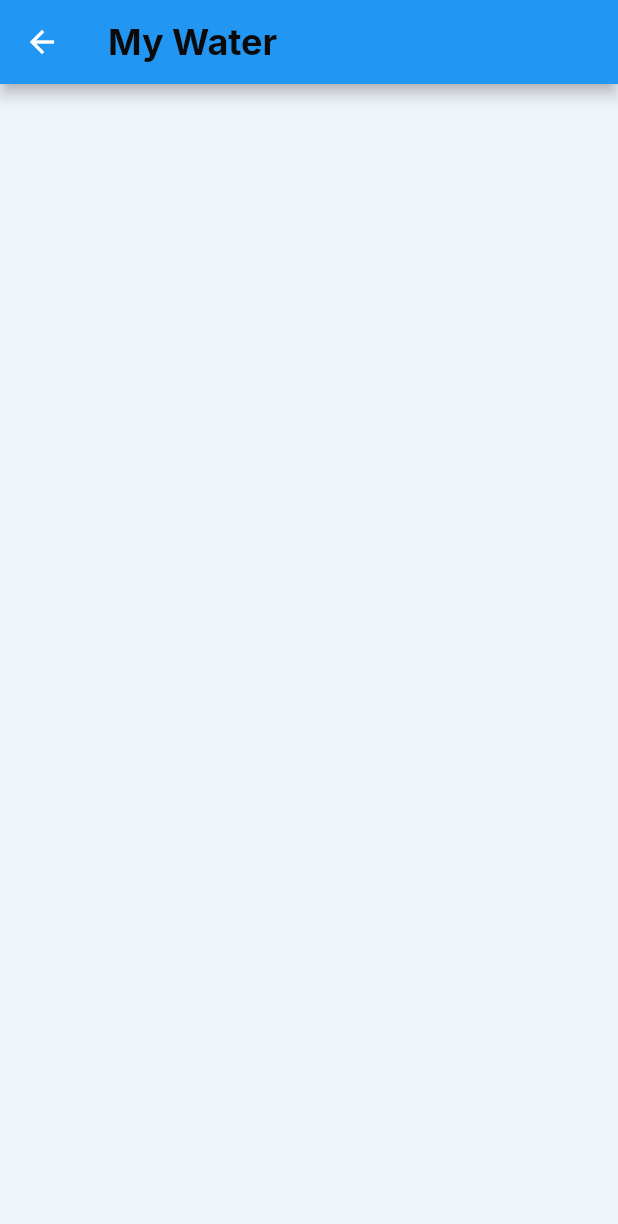
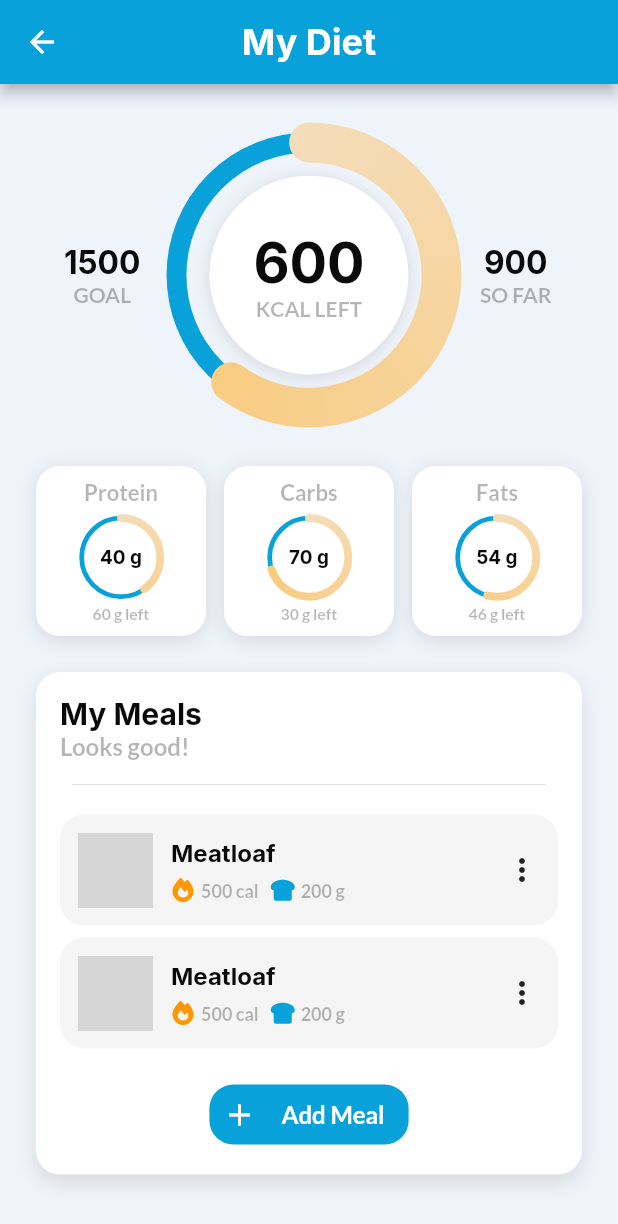
Before and after one commit to DanielJames830/healthtracker, a Flutter app: the screen it shows after launch, after a tap on "My Diet", on a phone screen of 412 x 824 dp. Shown: the top 1224 px of the screen. Run offline on Flutter 3.47's test engine with Material 2 defaults, Android fonts, the phone set to English and light mode, and no system bars; drawn by our look-alikes of simple_circular_progress_bar; our stand-ins replace flutter_hooks, font_awesome_flutter, google_fonts, percent_indicator; network calls fail; grey boxes are pictures that could not be loaded.

Commit message:
Diet layout

```diff
--- /dev/null
+++ b/lib/presentation/pages/diet_page.dart
@@ -0,0 +1,383 @@
+import 'package:flutter/cupertino.dart';
+import 'package:flutter/material.dart';
+import 'package:flutter_hooks/flutter_hooks.dart';
+import 'package:font_awesome_flutter/font_awesome_flutter.dart';
+import 'package:healthtracker/main.dart';
+import 'package:healthtracker/presentation/Style.dart';
+import 'package:healthtracker/presentation/widgets/progress_card.dart';
+import 'package:simple_circular_progress_bar/simple_circular_progress_bar.dart';
+
+class DietPage extends HookWidget {
+  const DietPage({Key? key}) : super(key: key);
+
+  @override
+  Widget build(BuildContext context) {
+    final style = MyApp.getStyle();
+
+    final _value = useState<double>(0);
+
+    ValueNotifier<double> value = ValueNotifier(900);
+
+    return Scaffold(
+      backgroundColor: style.backGroundColor,
+      appBar: AppBar(
+        centerTitle: true,
+        backgroundColor: style.primaryColor,
+        title: Text(
+          "My Diet",
+          style: style.titleFontStyle.copyWith(color: Colors.white),
+        ),
+      ),
+      body: SafeArea(
+        child: SingleChildScrollView(
+          child: Center(
+            child: Padding(
+              padding: const EdgeInsets.all(24.0),
+              child: Column(
+                crossAxisAlignment: CrossAxisAlignment.center,
+                children: [
+                  const SizedBox(
+                    height: 15,
+                  ),
+                  FittedBox(
+                    child: SizedBox(
+                      width: MediaQuery.of(context).size.width,
+                      child: Row(
+                        mainAxisAlignment: MainAxisAlignment.center,
+                        children: [
+                          SizedBox(
+                            width: 100,
+                            child: Column(
+                              mainAxisAlignment: MainAxisAlignment.center,
+                              children: [
+                                Text(
+                                  "1500",
+                                  style: style.titleFontStyle,
+                                ),
+                                Text(
+                                  "goal".toUpperCase(),
+                                  style: style.subtitleFontStyle,
+                                ),
+                              ],
+                            ),
+                          ),
+                          Expanded(
+                            child: Container(),
+                          ),
+                          Stack(
+                            alignment: Alignment.center,
+                            children: [
+                              SimpleCircularProgressBar(
+                                mergeMode: true,
+                                backColor: style.primaryColor,
+                                size: 200,
+                                progressStrokeWidth: 30,
+                                maxValue: 1500,
+                                valueNotifier: value,
+                                progressColors: [
+                                  style.secondaryColor,
+                                  style.emphasisColor,
+                                ],
+                              ),
+                              Container(
+                                width: 150,
+                                height: 150,
+                                decoration: BoxDecoration(
+                                  shape: BoxShape.circle,
+                                  color: style.foreGroundColor,
+                                  boxShadow: const [
+                                    BoxShadow(
+                                      color: Color.fromARGB(108, 180, 180, 180),
+                                      blurRadius: 10,
+                                      offset: Offset(0, 2),
+                                    )
+                                  ],
+                                ),
+                                child: Center(
+                                  child: Column(
+                                    mainAxisAlignment: MainAxisAlignment.center,
+                                    children: [
+                                      Text(
+                                        "${1500 - value.value.round()}",
+                                        style: style.titleFontStyle.copyWith(fontSize: 42),
+                                      ),
+                                      Text(
+                                        "kcal left".toUpperCase(),
+                                        style: style.subtitleFontStyle.copyWith(fontSize: 16),
+                                      ),
+                                    ],
+                                  ),
+                                ),
+                              ),
+                            ],
+                          ),
+                          Expanded(
+                            child: Container(),
+                          ),
+                          SizedBox(
+                            width: 100,
+                            child: Column(
+                              mainAxisAlignment: MainAxisAlignment.center,
+                              children: [
+                                Text(
+                                  "${value.value.round()}",
+                                  style: style.titleFontStyle,
+                                ),
+                                Text(
+                                  "So far".toUpperCase(),
+                                  style: style.subtitleFontStyle,
+                                ),
+                              ],
+                            ),
+                          ),
+                        ],
+                      ),
+                    ),
+                  ),
+                  const SizedBox(
+                    height: 15,
+                  ),
+                  Padding(
+                    padding: const EdgeInsets.symmetric(vertical: 24),
+                    child: GridView.count(
+                      childAspectRatio: 10 / 10,
+                      crossAxisSpacing: 12,
+                      crossAxisCount: 3,
+                      shrinkWrap: true,
+                      children: [
+                        MacroCard(
+                          style: style,
+                          title: "Protein",
+                          units: "g",
+                          value: 40,
+                        ),
+                        MacroCard(
+                          style: style,
+                          title: "Carbs",
+                          units: "g",
+                          value: 70,
+                        ),
+                        MacroCard(
+                          style: style,
+                          title: "Fats",
+                          units: "g",
+                          value: 54,
+                        ),
+                      ],
+                    ),
+                  ),
+                  ProgressCard(
+                    title: "My Meals",
+                    subtitle: "Looks good!",
+                    color: style.foreGroundColor,
+                    body: Center(
+                      child: Column(
+                        crossAxisAlignment: CrossAxisAlignment.center,
+                        children: [
+                          MealCard(
+                            style: style,
+                          ),
+                          MealCard(
+                            style: style,
+                          ),
+                          Padding(
+                            padding: const EdgeInsets.only(top: 16),
+                            child: TextButton.icon(
+                              onPressed: () {},
+                              style: TextButton.styleFrom(
+                                backgroundColor: style.primaryColor,
+                                shape: RoundedRectangleBorder(borderRadius: style.borderRadius),
+                              ),
+                              icon: Icon(Icons.add, color: style.foreGroundColor),
+                              label: Padding(
+                                padding: const EdgeInsets.symmetric(horizontal: 8.0),
+                                child: Text(
+                                  "Add Meal",
+                                  style: style.subtitleFontStyle.copyWith(color: style.foreGroundColor),
+                                ),
+                              ),
+                            ),
+                          ),
+                        ],
+                      ),
+                    ),
+                  ),
+                ],
+              ),
+            ),
+          ),
+        ),
+      ),
+    );
+  }
+}
+
+class MacroCard extends StatelessWidget {
+  const MacroCard({
+    Key? key,
+    required this.style,
+    required this.title,
+    required this.units,
+    required this.value,
+  }) : super(key: key);
+
+  final Style style;
+  final String title;
+  final String units;
+  final double value;
+
+  @override
+  Widget build(BuildContext context) {
+    ValueNotifier<double> _value = ValueNotifier(value);
+    return Container(
+      decoration: BoxDecoration(
+        borderRadius: style.borderRadius,
+        color: style.foreGroundColor,
+        boxShadow: const [
+          BoxShadow(
+            color: Color.fromARGB(108, 180, 180, 180),
+            blurRadius: 10,
+            offset: Offset(0, 2),
+          )
+        ],
+      ),
+      child: FittedBox(
+        child: Padding(
+          padding: const EdgeInsets.symmetric(vertical: 8.0, horizontal: 16),
+          child: Column(
+            children: [
+              Text(
+                title,
+                style: style.subtitleFontStyle.copyWith(fontSize: 14),
+              ),
+              const SizedBox(
+                height: 8,
+              ),
+              SimpleCircularProgressBar(
+                progressColors: [
+                  style.secondaryColor,
+                  style.emphasisColor,
+                ],
+                backColor: style.primaryColor,
+                valueNotifier: _value,
+                progressStrokeWidth: 5,
+                backStrokeWidth: 3,
+                size: 50,
+                mergeMode: true,
+                onGetText: (p0) {
+                  return (Text(
+                    "${(p0).round()} ${units}",
+                    style: style.titleFontStyle.copyWith(fontSize: 12),
+                  ));
+                },
+              ),
+              SizedBox(
+                height: 5,
+              ),
+              Text(
+                "${100 - value.round()} ${units} left",
+                style: style.subtitleFontStyle.copyWith(fontSize: 10),
+              ),
+            ],
+          ),
+        ),
+      ),
+    );
+  }
+}
+
+class MealCard extends StatelessWidget {
+  const MealCard({
+    Key? key,
+    required this.style,
+  }) : super(key: key);
+
+  final Style style;
+
+  @override
+  Widget build(BuildContext context) {
+    return Padding(
+      padding: const EdgeInsets.symmetric(vertical: 4.0),
+      child: Container(
+        decoration: BoxDecoration(
+          borderRadius: style.borderRadius,
+          color: Colors.grey[100],
+        ),
+        child: Column(
+          children: [
+            Row(
+              children: [
+                Padding(
+                  padding: const EdgeInsets.all(12.0),
+                  child: SizedBox.square(
+                    dimension: 50,
+                    child: ClipRRect(
+                      borderRadius: style.borderRadius,
+                      child: Container(
+                        decoration: const BoxDecoration(
+                          image: DecorationImage(
+                            image: NetworkImage("https://takethemameal.com/files_images_v2/stam.jpg"),
+                            fit: BoxFit.cover,
+                          ),
+                        ),
+                      ),
+                    ),
+                  ),
+                ),
+                Column(
+                  crossAxisAlignment: CrossAxisAlignment.start,
+                  children: [
+                    Text(
+                      "Meatloaf",
+                      style: style.titleFontStyle.copyWith(
+                        fontSize: 16,
+                      ),
+                    ),
+                    const SizedBox(
+                      height: 8,
+                    ),
+                    Row(
+                      children: [
+                        const Icon(
+                          FontAwesomeIcons.fire,
+                          size: 16,
+                          color: Colors.orange,
+                        ),
+                        const SizedBox(
+                          width: 4,
+                        ),
+                        Text(
+                          "500 cal",
+                          style: style.subtitleFontStyle.copyWith(fontSize: 12),
+                        ),
+                        const SizedBox(
+                          width: 8,
+                        ),
+                        Icon(
+                          FontAwesomeIcons.breadSlice,
+                          size: 16,
+                          color: style.primaryColor,
+                        ),
+                        const SizedBox(
+                          width: 4,
+                        ),
+                        Text(
+                          "200 g",
+                          style: style.subtitleFontStyle.copyWith(fontSize: 12),
+                        ),
+                      ],
+                    ),
+                  ],
+                ),
+                Expanded(
+                  child: Container(),
+                ),
+                IconButton(onPressed: () {}, icon: const Icon(Icons.more_vert))
+              ],
+            )
+          ],
+        ),
+      ),
+    );
+  }
+}
--- a/lib/presentation/pages/homepage.dart
+++ b/lib/presentation/pages/homepage.dart
@@ -2,10 +2,10 @@ import 'package:flutter/material.dart';
 import 'package:font_awesome_flutter/font_awesome_flutter.dart';
 import 'package:healthtracker/main.dart';
 import 'package:healthtracker/presentation/Style.dart';
-import 'package:healthtracker/presentation/pages/water_page.dart';
+import 'package:healthtracker/presentation/pages/diet_page.dart';
 import 'package:percent_indicator/linear_percent_indicator.dart';
 
-import '../widgets/category_card.dart';
+import '../widgets/progress_card.dart';
 import '../widgets/user_icon.dart';
 
 class HomePage extends StatelessWidget {
@@ -61,11 +61,23 @@ class HomePage extends StatelessWidget {
                         body: Column(
                           children: [
                             DailyTracker(
-                              icon: Icons.cookie,
+                              icon: FontAwesomeIcons.fire,
                               currentValue: "800 cal",
                               maxValue: "1500 cal",
                               style: style,
                               progress: 0.4,
+                              iconColor: Colors.orange,
+                            ),
+                            const SizedBox(
+                              height: 8,
+                            ),
+                            DailyTracker(
+                              icon: FontAwesomeIcons.glassWater,
+                              currentValue: "56 oz",
+                              maxValue: "128 oz",
+                              style: style,
+                              progress: 0.4,
+                              iconColor: style.primaryColor,
                             ),
                             const SizedBox(
                               height: 8,
@@ -76,16 +88,7 @@ class HomePage extends StatelessWidget {
                               maxValue: "10,00 steps",
                               style: style,
                               progress: 0.3,
-                            ),
-                            const SizedBox(
-                              height: 8,
-                            ),
-                            DailyTracker(
-                              icon: FontAwesomeIcons.glassWater,
-                              currentValue: "56 oz",
-                              maxValue: "128 oz",
-                              style: style,
-                              progress: 0.4,
+                              iconColor: Colors.amber,
                             ),
                           ],
                         ),
@@ -107,14 +110,14 @@ class HomePage extends StatelessWidget {
                                 "https://cdn.discordapp.com/attachments/954926822024417331/1060709458579292231/image.png",
                             title: "My Water",
                             useDarkText: false,
-                            onTap: () {},
                           ),
                           CategoryCard(
                             style: style,
                             imageURL:
                                 "https://cdn.discordapp.com/attachments/954926822024417331/1060713164175585280/image.png",
-                            title: " My Diet",
+                            title: "My Diet",
                             useDarkText: true,
+                            page: const DietPage(),
                           ),
                           CategoryCard(
                             style: style,
@@ -158,22 +161,27 @@ class CategoryCard extends StatelessWidget {
     required this.imageURL,
     required this.title,
     required this.useDarkText,
-    this.onTap,
+    this.page,
   }) : super(key: key);
 
   final Style style;
   final String imageURL;
   final String title;
   final bool useDarkText;
-  final Function? onTap;
+  final Widget? page;
 
   @override
   Widget build(BuildContext context) {
     return GestureDetector(
-      onTap: () => Navigator.push(
-        context,
-        MaterialPageRoute(builder: (context) => WaterPage()),
-      ),
+      onTap: () {
+        if (page != null) {
+          Navigator.push(
+              context,
+              MaterialPageRoute(
+                builder: (context) => page!,
+              ));
+        }
+      },
       child: Container(
         decoration: BoxDecoration(
           borderRadius: BorderRadius.circular(20),
@@ -222,8 +230,10 @@ class DailyTracker extends StatelessWidget {
     required this.maxValue,
     required this.icon,
     required this.progress,
+    required this.iconColor,
   }) : super(key: key);
 
+  final Color iconColor;
   final Style style;
   final double progress;
   final String currentValue;
@@ -251,8 +261,8 @@ class DailyTracker extends StatelessWidget {
           barRadius: const Radius.circular(12),
           lineHeight: 12,
           animation: true,
-          leading: Icon(icon, color: style.emphasisColor),
-          backgroundColor: style.accentColor,
+          leading: Icon(icon, color: iconColor),
+          backgroundColor: style.primaryColor,
           progressColor: style.emphasisColor,
           percent: progress,
         ),
--- a/lib/presentation/style.dart
+++ b/lib/presentation/style.dart
@@ -22,24 +22,24 @@ abstract class Style {
 
 class LightStyle extends Style {
   @override
-  Color get primaryColor => Color(0xffE0E4DD);
+  Color get primaryColor => const Color(0xff08A1D9);
 
   @override
-  Color get secondaryColor => Color(0xff94A187);
+  Color get secondaryColor => Color.fromARGB(255, 244, 221, 187);
 
   @override
-  Color get accentColor => Color(0xffaed6bd);
+  Color get accentColor => const Color(0xffaed6bd);
 
   @override
-  Color get emphasisColor => Color(0xfffb9274);
+  Color get emphasisColor => Color.fromARGB(255, 251, 195, 98);
 
   @override
-  Color get backGroundColor => Color(0xffeff4fb);
+  Color get backGroundColor => const Color(0xffeff4fb);
 
   @override
   Color get foreGroundColor => Colors.white;
   @override
-  Color get fontColor => Color(0xff0A0A0B);
+  Color get fontColor => const Color(0xff0A0A0B);
 
   @override
   TextStyle get titleFontStyle => GoogleFonts.inter(
@@ -61,19 +61,19 @@ class LightStyle extends Style {
 
 class DarkStyle extends Style {
   @override
-  Color get primaryColor => Color.fromARGB(255, 247, 247, 242);
+  Color get primaryColor => const Color.fromARGB(255, 247, 247, 242);
 
   @override
-  Color get emphasisColor => Color(0xff1B7EDA);
+  Color get emphasisColor => const Color(0xff1B7EDA);
 
   @override
-  Color get secondaryColor => Color(0xffF9CE4E);
+  Color get secondaryColor => const Color(0xffF9CE4E);
 
   @override
-  Color get backGroundColor => Color(0xff071F36);
+  Color get backGroundColor => const Color(0xff071F36);
 
   @override
-  Color get foreGroundColor => Color(0xff0C345A);
+  Color get foreGroundColor => const Color(0xff0C345A);
 
   @override
   TextStyle get titleFontStyle => GoogleFonts.pacifico(
--- a/lib/presentation/widgets/category_card.dart
+++ b/lib/presentation/widgets/progress_card.dart
@@ -40,14 +40,10 @@ class ProgressCard extends StatelessWidget {
               style: style.titleFontStyle.copyWith(fontSize: 20),
             ),
             Text(subtitle, style: style.subtitleFontStyle),
-            Padding(
-              padding: const EdgeInsets.all(8.0),
-              child: Divider(
-                color: style.fontColor,
-                height: 3,
-              ),
+            const Padding(
+              padding: EdgeInsets.all(8.0),
+              child: Divider(),
             ),
-            const SizedBox(height: 8),
             body,
           ],
         ),
--- a/pubspec.yaml
+++ b/pubspec.yaml
@@ -39,6 +39,8 @@ dependencies:
   google_fonts: ^3.0.1
   percent_indicator: ^4.2.2
   font_awesome_flutter: ^10.3.0
+  simple_circular_progress_bar: ^1.0.2
+  flutter_hooks: ^0.18.5+1
 
 dev_dependencies:
   flutter_test:
```
Also changed, not shown: pubspec.lock.
